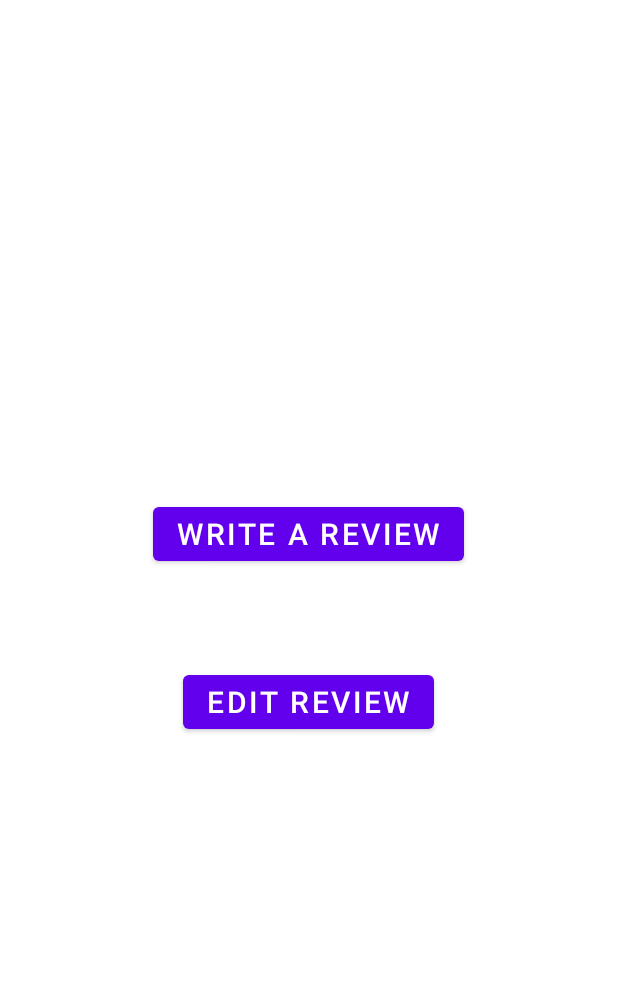
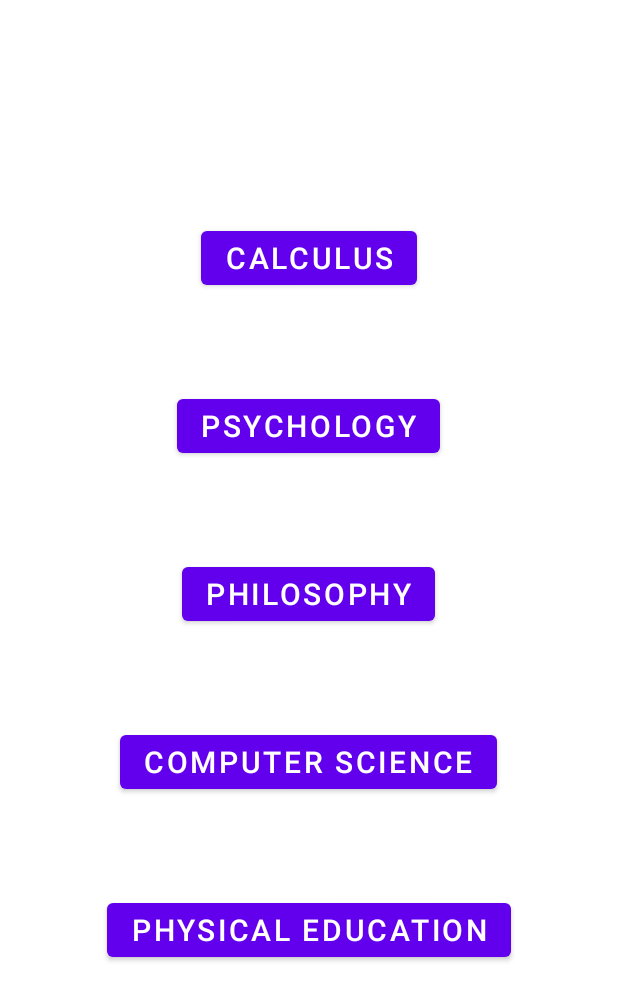
Before and after one commit to jhiltonjones/GSU_app, an Android app: the screen it shows after launch (MainActivity before the commit, ClassList after it), on a phone screen of 412 x 824 dp. Shown: the top 1001 px of the screen. Run offline under Robolectric (Android 15) with nearby library versions, the phone set to English and light mode, and no system bars.

Commit message:
Version 2 layout

```diff
--- /dev/null
+++ b/app/src/main/java/com/example/studentfeedbackapp/ClassList.kt
@@ -0,0 +1,44 @@
+package com.example.studentfeedbackapp
+
+import androidx.appcompat.app.AppCompatActivity
+import android.os.Bundle
+import android.content.Intent
+import android.widget.Button
+
+class ClassList : AppCompatActivity() {
+    override fun onCreate(savedInstanceState: Bundle?) {
+        super.onCreate(savedInstanceState)
+        setContentView(R.layout.class_list)
+
+        val calculusButton = findViewById<Button>(R.id.btn_calculus)
+        val psychologyButton = findViewById<Button>(R.id.btn_psychology)
+        val philosophyButton = findViewById<Button>(R.id.btn_philosophy)
+        val computerScienceButton = findViewById<Button>(R.id.btn_computer_science)
+        val physicalEducationButton = findViewById<Button>(R.id.btn_physical_education)
+
+        calculusButton.setOnClickListener {
+            val intent = Intent(this, MainActivity::class.java)
+            startActivity(intent)
+        }
+
+        psychologyButton.setOnClickListener {
+            val intent = Intent(this, MainActivity::class.java)
+            startActivity(intent)
+        }
+
+        philosophyButton.setOnClickListener {
+            val intent = Intent(this, MainActivity::class.java)
+            startActivity(intent)
+        }
+
+        computerScienceButton.setOnClickListener {
+            val intent = Intent(this, MainActivity::class.java)
+            startActivity(intent)
+        }
+
+        physicalEducationButton.setOnClickListener {
+            val intent = Intent(this, MainActivity::class.java)
+            startActivity(intent)
+        }
+    }
+}
--- /dev/null
+++ b/app/src/main/res/layout/class_list.xml
@@ -0,0 +1,50 @@
+<?xml version="1.0" encoding="utf-8"?>
+
+<LinearLayout xmlns:android="http://schemas.android.com/apk/res/android"
+    android:orientation="vertical"
+    android:layout_width="match_parent"
+    android:layout_height="match_parent"
+    android:gravity="center">
+
+    <Button
+        android:id="@+id/btn_calculus"
+        android:layout_width="wrap_content"
+        android:layout_height="wrap_content"
+        android:text="Calculus"
+        android:textSize="20sp"
+        android:layout_marginBottom="32dp"/>
+
+    <Button
+        android:id="@+id/btn_psychology"
+        android:layout_width="wrap_content"
+        android:layout_height="wrap_content"
+        android:text="Psychology"
+        android:textSize="20sp"
+        android:layout_marginTop="32dp"
+        android:layout_marginBottom="32dp"/>
+    <Button
+        android:id="@+id/btn_philosophy"
+        android:layout_width="wrap_content"
+        android:layout_height="wrap_content"
+        android:text="Philosophy"
+        android:textSize="20sp"
+        android:layout_marginTop="32dp"
+        android:layout_marginBottom="32dp"/>
+    <Button
+        android:id="@+id/btn_computer_science"
+        android:layout_width="wrap_content"
+        android:layout_height="wrap_content"
+        android:text="Computer Science"
+        android:textSize="20sp"
+        android:layout_marginTop="32dp"
+        android:layout_marginBottom="32dp"/>
+    <Button
+        android:id="@+id/btn_physical_education"
+        android:layout_width="wrap_content"
+        android:layout_height="wrap_content"
+        android:text="Physical Education"
+        android:textSize="20sp"
+        android:layout_marginTop="32dp"
+        android:layout_marginBottom="32dp"/>
+
+</LinearLayout>
--- a/app/src/main/res/navigation/nav_graph.xml
+++ b/app/src/main/res/navigation/nav_graph.xml
@@ -19,7 +19,7 @@
         android:id="@+id/SecondFragment"
         android:name="com.example.studentfeedbackapp.SecondFragment"
         android:label="@string/second_fragment_label"
-        tools:layout="@layout/fragment_second" >
+        tools:layout="@layout/class_list" >
 
         <action
             android:id="@+id/action_SecondFragment_to_FirstFragment"
```
Also changed, not shown: app/src/main/AndroidManifest.xml (+7 -1 lines), app/src/main/res/layout/fragment_second.xml (deleted, +0 -30 lines).
